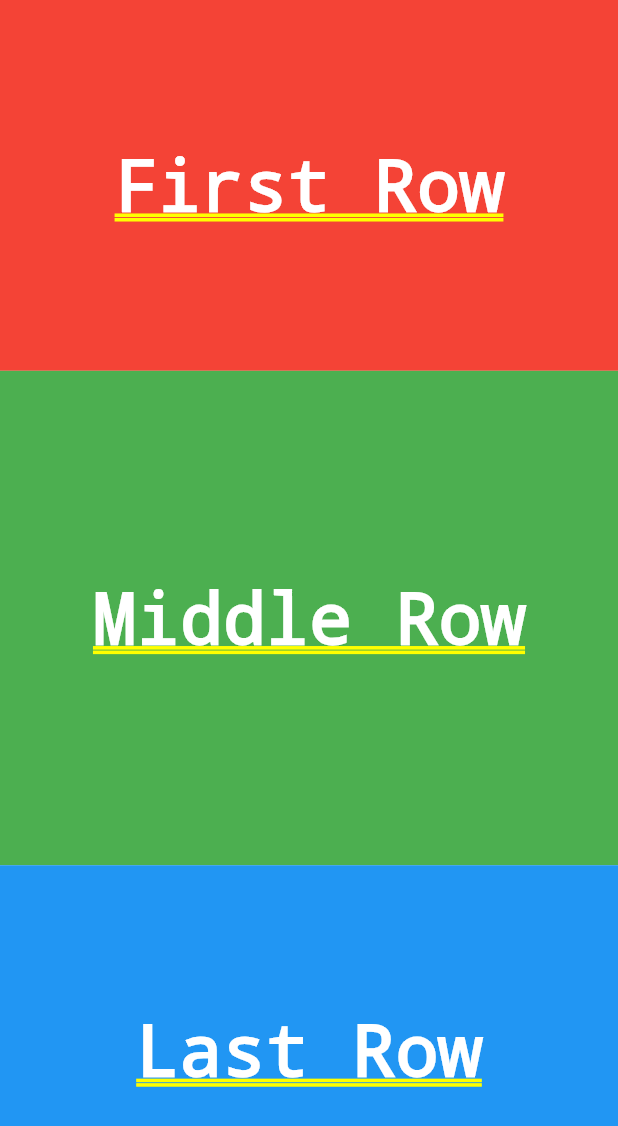
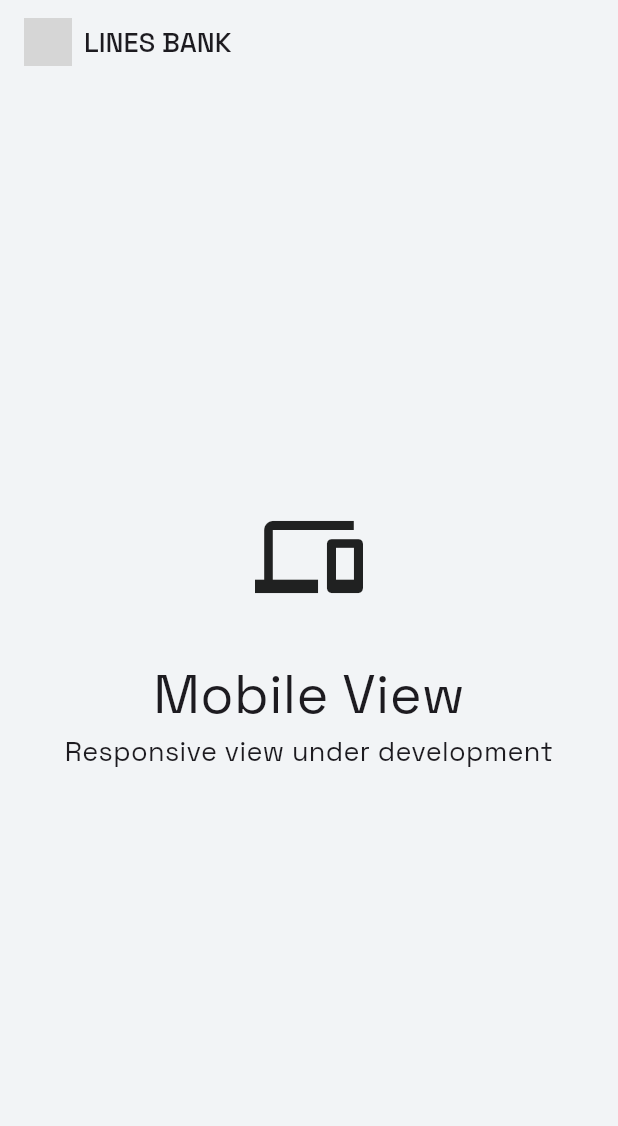
Before and after one commit to eliasNr-11/banking-web-app, a Flutter app: the screen it shows after launch, on a phone screen of 412 x 824 dp. Shown: the top 1126 px of the screen. Run offline on Flutter 3.47's test engine with Material 3 defaults, Android fonts, the light colour scheme and no system bars; our stand-ins replace dotted_border, fl_chart, go_router; grey boxes are pictures that could not be loaded.

Commit message:
home page done

```diff
--- a/lib/views/layouts/mobile_layout.dart
+++ b/lib/views/layouts/mobile_layout.dart
@@ -1,3 +1,4 @@
+import 'package:banking_web_app/utils/constants.dart';
 import 'package:flutter/material.dart';
 
 class MobileLayout extends StatelessWidget {
@@ -7,35 +8,47 @@ class MobileLayout extends StatelessWidget {
 
   @override
   Widget build(BuildContext context) {
-    return Column(
-      children: [
-        Expanded(
-          flex: 3,
-          child: Container(
-            color: Colors.red,
-            child: Center(
-                child:
-                    Text('First Row', style: TextStyle(color: Colors.white))),
+    return Scaffold(
+      appBar: AppBar(
+        titleSpacing: 0,
+        centerTitle: false,
+        backgroundColor: AppConstants.backgroundColor,
+        surfaceTintColor: Colors.transparent,
+        title: Padding(
+          padding: const EdgeInsets.symmetric(horizontal: 16.0),
+          child: Row(
+            children: [
+              Row(
+                children: [
+                  Image.asset(
+                    'assets/images/logo.png',
+                    height: 32,
+                    width: 32,
+                  ),
+                  const SizedBox(width: 8),
+                  const Text(
+                    'LINES BANK',
+                    style: TextStyle(fontSize: 18, fontWeight: FontWeight.w500),
+                  ),
+                ],
+              ),
+            ],
           ),
         ),
-        Expanded(
-          flex: 4,
-          child: Container(
-            color: Colors.green,
-            child: Center(
-                child:
-                    Text('Middle Row', style: TextStyle(color: Colors.white))),
-          ),
+      ),
+      body: const Center(
+        child: Column(
+          mainAxisAlignment: MainAxisAlignment.center,
+          crossAxisAlignment: CrossAxisAlignment.center,
+          children: [
+            Icon(Icons.devices, size: 72,),
+            SizedBox(height: 30),
+            Text('Mobile View', style: TextStyle(fontSize: 36),),
+            Text('Responsive view under development', style: TextStyle(fontSize: 18), textAlign: TextAlign.center,),
+            SizedBox(height: 30),
+          ],
         ),
-        Expanded(
-          flex: 3,
-          child: Container(
-            color: Colors.blue,
-            child: Center(
-                child: Text('Last Row', style: TextStyle(color: Colors.white))),
-          ),
-        ),
-      ],
+      ),
     );
   }
 }
--- a/lib/views/widgets/custom_search.dart
+++ b/lib/views/widgets/custom_search.dart
@@ -17,7 +17,7 @@ class CustomSearch extends StatelessWidget {
       child: Row(
         mainAxisAlignment: MainAxisAlignment.spaceBetween,
         children: [
-          const Text('Search', style: TextStyle(fontSize: 12, color: Colors.grey, fontWeight: FontWeight.w500),),
+          const Text('Search', style: TextStyle(fontSize: 12, color: Colors.grey,),),
           Image.asset('assets/images/search.png', height: 20, width: 20),
         ],
       ),
```
Also changed, not shown: lib/views/layouts/tablet_layout.dart (+39 -27 lines).
